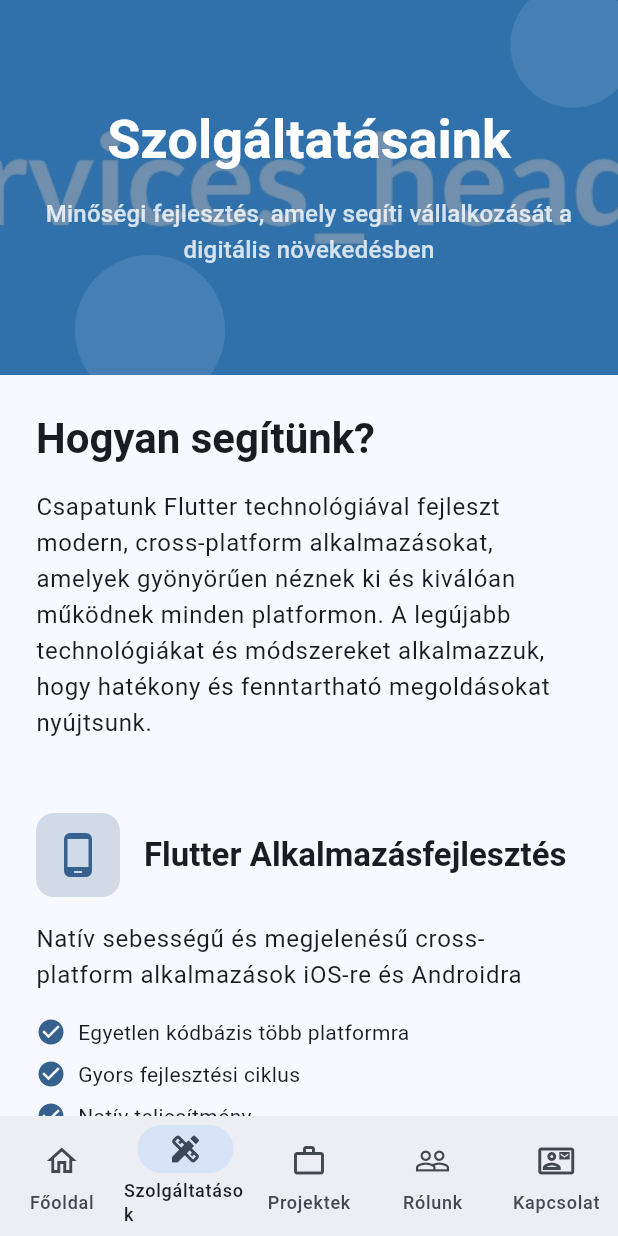
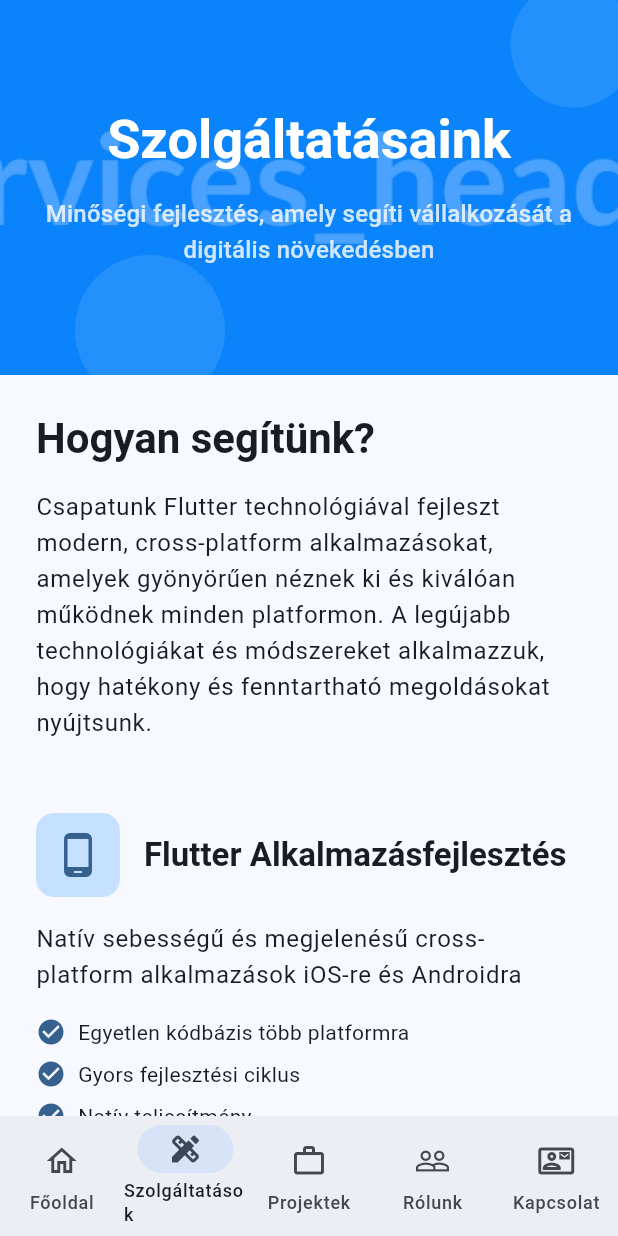
Before and after one commit to LPeee-hu/company_website, a Flutter app: the screen it shows after launch, item 2 of the bottom bar chosen, on a phone screen of 412 x 824 dp. Run offline on Flutter 3.47's test engine with Material 3 defaults, Android fonts, the phone set to English and light mode, and no system bars; our stand-ins replace animated_text_kit; Roboto replaces fonts that are missing (Montserrat).

Commit message:
hiba javítás 2

```diff
--- a/lib/pages/services_page.dart
+++ b/lib/pages/services_page.dart
@@ -4,6 +4,10 @@ import '../widgets/page_header.dart';
 
 class ServicesPage extends StatelessWidget {
   const ServicesPage({super.key});
+
+  // Előre definiált konstans színek
+  static const Color primaryTransparent = Color(0x33007BFF); // 20% átlátszó kék
+  static const Color shadowColor = Color(0x14000000); // 8% átlátszó fekete
 
   @override
   Widget build(BuildContext context) {
@@ -109,15 +113,8 @@ class ServicesPage extends StatelessWidget {
                     padding: const EdgeInsets.all(32),
                     decoration: BoxDecoration(
                       borderRadius: BorderRadius.circular(16),
-                      color: Color.fromARGB(
-                        51,
-                        // ignore: deprecated_member_use
-                        colorScheme.primary.red,
-                        // ignore: deprecated_member_use
-                        colorScheme.primary.green,
-                        // ignore: deprecated_member_use
-                        colorScheme.primary.blue,
-                      ), // 0.2 * 255 = ~51
+                      color:
+                          primaryTransparent, // Előre definiált konstans szín
                     ),
                     child: Column(
                       children: [
@@ -301,15 +298,8 @@ class _ServiceItem extends StatelessWidget {
                 Container(
                   padding: const EdgeInsets.all(12),
                   decoration: BoxDecoration(
-                    color: Color.fromARGB(
-                      51,
-                      // ignore: deprecated_member_use
-                      colorScheme.primary.red,
-                      // ignore: deprecated_member_use
-                      colorScheme.primary.green,
-                      // ignore: deprecated_member_use
-                      colorScheme.primary.blue,
-                    ), // 0.2 * 255 = ~51
+                    color: ServicesPage
+                        .primaryTransparent, // Használjuk az előre definiált színt
                     borderRadius: BorderRadius.circular(12),
                   ),
                   child: Icon(
@@ -381,19 +371,13 @@ class _ServiceItem extends StatelessWidget {
               width: 400,
               height: 300,
               decoration: BoxDecoration(
-                color: Color.fromARGB(
-                  51,
-                  // ignore: deprecated_member_use
-                  colorScheme.primary.red,
-                  // ignore: deprecated_member_use
-                  colorScheme.primary.green,
-                  // ignore: deprecated_member_use
-                  colorScheme.primary.blue,
-                ), // 0.2 * 255 = ~51
+                color: ServicesPage
+                    .primaryTransparent, // Használjuk az előre definiált színt
                 borderRadius: BorderRadius.circular(16),
                 boxShadow: const [
                   BoxShadow(
-                    color: Color.fromARGB(20, 0, 0, 0), // 0.08 * 255 = ~20
+                    color: ServicesPage
+                        .shadowColor, // Használjuk az előre definiált színt
                     blurRadius: 15,
                     offset: Offset(0, 5),
                   ),
@@ -413,19 +397,13 @@ class _ServiceItem extends StatelessWidget {
               width: 400,
               height: 300,
               decoration: BoxDecoration(
-                color: Color.fromARGB(
-                  51,
-                  // ignore: deprecated_member_use
-                  colorScheme.primary.red,
-                  // ignore: deprecated_member_use
-                  colorScheme.primary.green,
-                  // ignore: deprecated_member_use
-                  colorScheme.primary.blue,
-                ), // 0.2 * 255 = ~51
+                color: ServicesPage
+                    .primaryTransparent, // Használjuk az előre definiált színt
                 borderRadius: BorderRadius.circular(16),
                 boxShadow: const [
                   BoxShadow(
-                    color: Color.fromARGB(20, 0, 0, 0), // 0.08 * 255 = ~20
+                    color: ServicesPage
+                        .shadowColor, // Használjuk az előre definiált színt
                     blurRadius: 15,
                     offset: Offset(0, 5),
                   ),
@@ -504,6 +482,9 @@ class _ProcessStep extends StatelessWidget {
   final bool isLast;
   final double width;
 
+  // Előre definiált konstans színek a ProcessStep osztályhoz
+  static const Color backgroundLight = Color(0x33007BFF); // 20% átlátszó kék
+
   const _ProcessStep({
     required this.title,
     required this.description,
@@ -530,16 +511,8 @@ class _ProcessStep extends StatelessWidget {
               Container(
                 width: 80,
                 height: 80,
-                decoration: BoxDecoration(
-                  // ignore: deprecated_member_use
-                  color: Color.fromARGB(
-                      51,
-                      // ignore: deprecated_member_use
-                      color.red,
-                      // ignore: deprecated_member_use
-                      color.green,
-                      // ignore: deprecated_member_use
-                      color.blue), // 0.2 * 255 = ~51
+                decoration: const BoxDecoration(
+                  color: backgroundLight,
                   shape: BoxShape.circle,
                 ),
                 child: Icon(
--- a/lib/widgets/page_header.dart
+++ b/lib/widgets/page_header.dart
@@ -6,6 +6,11 @@ class PageHeader extends StatelessWidget {
   final String subtitle;
   final String? backgroundImage;
   final double height;
+
+  // Előre definiált konstans színek
+  static const Color overlayColor = Color(0xB3007BFF); // 70% átlátszó kék
+  static const Color circleDecoration = Color(0x1AFFFFFF); // 10% átlátszó fehér
+  static const Color subtitleColor = Color(0xCCFFFFFF); // 80% átlátszó fehér
 
   const PageHeader({
     super.key,
@@ -28,16 +33,8 @@ class PageHeader extends StatelessWidget {
             ? DecorationImage(
                 image: AssetImage(backgroundImage!),
                 fit: BoxFit.cover,
-                colorFilter: ColorFilter.mode(
-                  Color.fromARGB(
-                    179,
-                    // ignore: deprecated_member_use
-                    theme.colorScheme.primary.red,
-                    // ignore: deprecated_member_use
-                    theme.colorScheme.primary.green,
-                    // ignore: deprecated_member_use
-                    theme.colorScheme.primary.blue,
-                  ), // 0.7 * 255 = ~179
+                colorFilter: const ColorFilter.mode(
+                  overlayColor, // Használjuk az előre definiált színt
                   BlendMode.srcOver,
                 ),
               )
@@ -52,7 +49,7 @@ class PageHeader extends StatelessWidget {
             child: Icon(
               Icons.circle,
               size: 100,
-              color: Color.fromARGB(26, 255, 255, 255), // 0.1 * 255 = ~26
+              color: circleDecoration, // Használjuk az előre definiált színt
             ),
           ),
           const Positioned(
@@ -61,7 +58,7 @@ class PageHeader extends StatelessWidget {
             child: Icon(
               Icons.circle,
               size: 120,
-              color: Color.fromARGB(26, 255, 255, 255), // 0.1 * 255 = ~26
+              color: circleDecoration, // Használjuk az előre definiált színt
             ),
           ),
 
@@ -84,8 +81,8 @@ class PageHeader extends StatelessWidget {
                   Text(
                     subtitle,
                     style: theme.textTheme.titleMedium?.copyWith(
-                      color: const Color.fromARGB(
-                          204, 255, 255, 255), // 0.8 * 255 = ~204
+                      color:
+                          subtitleColor, // Használjuk az előre definiált színt
                     ),
                     textAlign: TextAlign.center,
                   ),
```
Also changed, not shown: lib/pages/about_page.dart (+28 -58 lines), lib/pages/contact_page.dart (+10 -28 lines), lib/pages/home_page.dart (+7 -18 lines), lib/widgets/animated_card.dart (+9 -24 lines), lib/widgets/animated_logo.dart (+13 -2 lines), lib/widgets/project_card.dart (+17 -18 lines), 1 other file.
